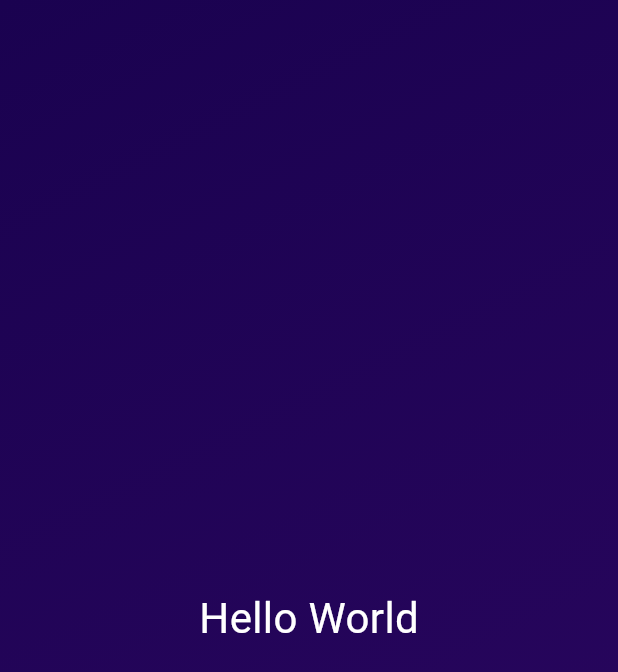
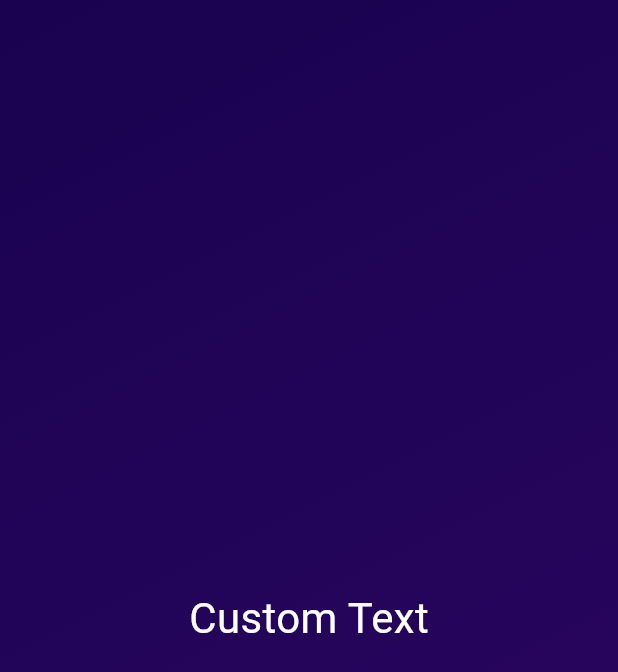
Before and after one commit to Waqas2332/Flutter-Development, a Flutter app: the screen it shows after launch, on a phone screen of 412 x 824 dp. Shown: the top 672 px of the screen. Run offline on Flutter 3.47's test engine with Material 3 defaults, Android fonts, the phone set to English and light mode, and no system bars.

Commit message:
Practiced Custom Widgets

```diff
--- a/dice_game/lib/gradient_container.dart
+++ b/dice_game/lib/gradient_container.dart
@@ -1,3 +1,4 @@
+import 'package:dice_game/styled_text.dart';
 import 'package:flutter/material.dart';
 
 class GradientContainer extends StatelessWidget {
@@ -20,10 +21,7 @@ class GradientContainer extends StatelessWidget {
         ),
       ),
       child: const Center(
-        child: Text(
-          "Hello World",
-          style: TextStyle(color: Colors.white, fontSize: 28),
-        ),
+        child: StyledText(),
       ),
     );
   }
--- /dev/null
+++ b/dice_game/lib/styled_text.dart
@@ -0,0 +1,13 @@
+import 'package:flutter/material.dart';
+
+class StyledText extends StatelessWidget {
+  const StyledText({super.key});
+
+  @override
+  build(context) {
+    return const Text(
+      "Custom Text",
+      style: TextStyle(color: Colors.white, fontSize: 28),
+    );
+  }
+}
```
